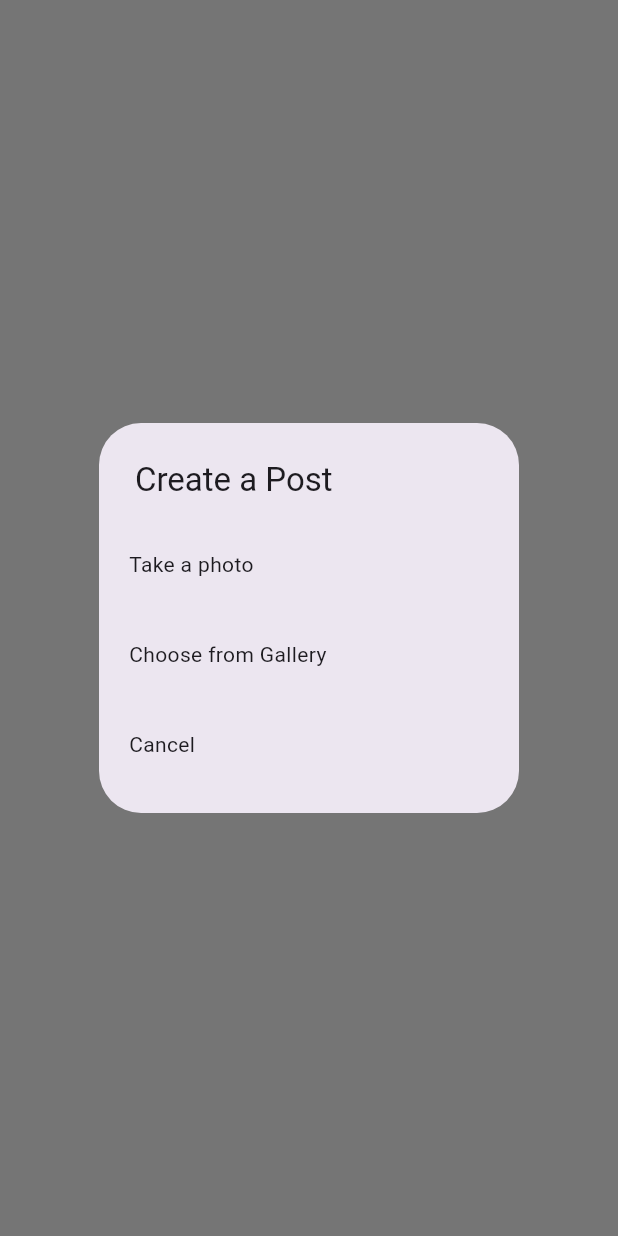
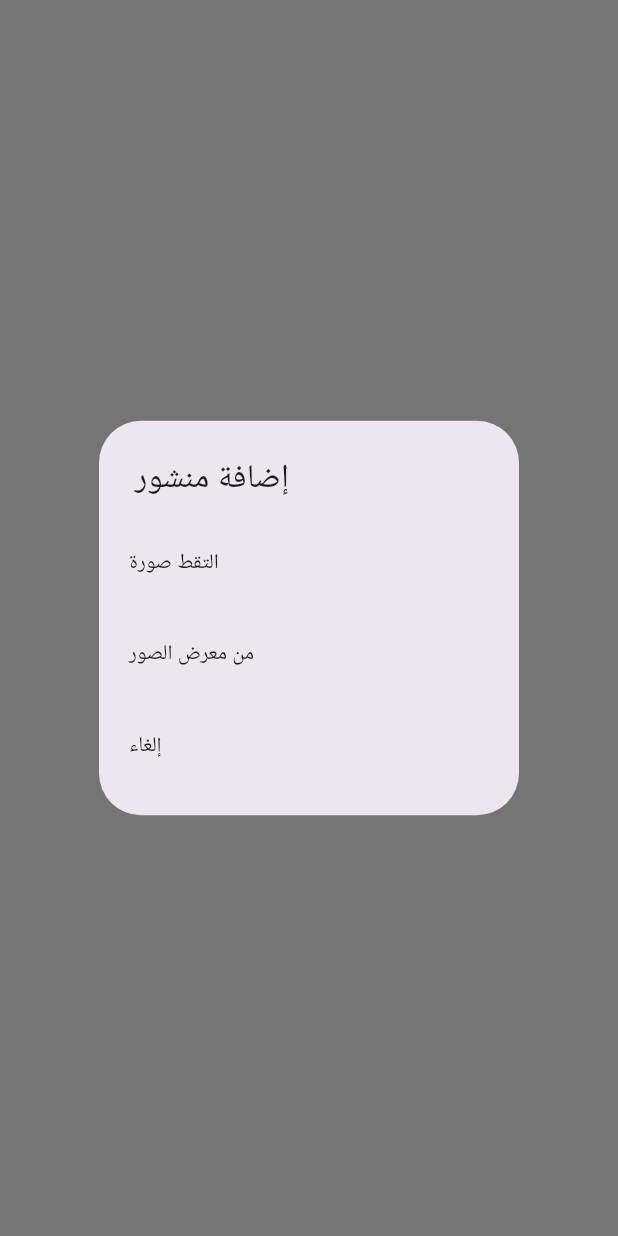
Before and after one commit to Sama-Ali/farfoshh, a Flutter app: the AddPostScreen screen opened directly, after a tap on the "upload" icon, on a phone screen of 412 x 824 dp. Run offline on Flutter 3.47's test engine with Material 3 defaults, Android fonts, the light colour scheme and no system bars; our stand-ins replace cloud_firestore, firebase_auth, firebase_core, firebase_storage, google_fonts, image_picker; accounts and stored records are empty.

Commit message:
fix-post-after-editing

```diff
--- a/lib/Providers/user_provider.dart
+++ b/lib/Providers/user_provider.dart
@@ -2,6 +2,7 @@
 import 'package:farfoshmodi/models/user.dart';
 import 'package:farfoshmodi/resources/auth_method.dart';
 import 'package:flutter/foundation.dart';
+import 'package:flutter/widgets.dart';
 
 class UserProvider with ChangeNotifier {
   //do not forget, should be private
@@ -14,6 +15,6 @@ class UserProvider with ChangeNotifier {
   Future<void> refreshUser() async {
     User user = await _authMethod.getUserDetails();
     _user = user;
-    notifyListeners(); //update all listenerس
+    notifyListeners(); //update all listener
   }
 }
--- a/lib/models/user.dart
+++ b/lib/models/user.dart
@@ -7,7 +7,7 @@ class User {
   final String email;
   final List followers;
   final List following;
-  final String? photoUrl; // Make sure this is nullable
+  final String photoUrl; // Make sure this is nullable
 
   const User({
     required this.username,
@@ -15,7 +15,7 @@ class User {
     required this.email,
     required this.followers,
     required this.following,
-    this.photoUrl,
+    required this.photoUrl,
   });
 
   // Convert user to a map (JSON format)
--- a/lib/resources/auth_method.dart
+++ b/lib/resources/auth_method.dart
@@ -10,34 +10,43 @@ class AuthMethod {
   final FirebaseFirestore _firestore = FirebaseFirestore.instance;
 
   // This function fetches the details of the currently logged-in user from Firestore
+  // Future<model.User> getUserDetails() async {
+  //   try {
+  //     User currentUser = _auth.currentUser!;
+  //     DocumentSnapshot snap =
+  //         await _firestore.collection('users').doc(currentUser.uid).get();
+
+  //     // Debug: Print the data retrieved
+  //     print('Data fetched: ${snap.data()}');
+
+  //     // Check if the snapshot has data
+  //     if (snap.exists) {
+  //       return model.User.fromSnap(snap);
+  //     } else {
+  //       throw Exception('User document does not exist');
+  //     }
+  //   } on FirebaseException catch (e) {
+  //     if (e.code == 'permission-denied') {
+  //       print('User does not have permission to perform this action');
+  //     } else if (e.code == 'not-found') {
+  //       print('Document does not exist');
+  //     } else {
+  //       print('An unknown error occurred: ${e.message}');
+  //     }
+  //     rethrow; // Optionally rethrow the error after logging it
+  //   } catch (e) {
+  //     print('Error: $e');
+  //     rethrow; // Optionally rethrow the error after logging it
+  //   }
+  // }
+
   Future<model.User> getUserDetails() async {
-    try {
-      User currentUser = _auth.currentUser!;
-      DocumentSnapshot snap =
-          await _firestore.collection('users').doc(currentUser.uid).get();
+    User currentUser = _auth.currentUser!;
 
-      // Debug: Print the data retrieved
-      print('Data fetched: ${snap.data()}');
+    DocumentSnapshot documentSnapshot =
+        await _firestore.collection('users').doc(currentUser.uid).get();
 
-      // Check if the snapshot has data
-      if (snap.exists) {
-        return model.User.fromSnap(snap);
-      } else {
-        throw Exception('User document does not exist');
-      }
-    } on FirebaseException catch (e) {
-      if (e.code == 'permission-denied') {
-        print('User does not have permission to perform this action');
-      } else if (e.code == 'not-found') {
-        print('Document does not exist');
-      } else {
-        print('An unknown error occurred: ${e.message}');
-      }
-      rethrow; // Optionally rethrow the error after logging it
-    } catch (e) {
-      print('Error: $e');
-      rethrow; // Optionally rethrow the error after logging it
-    }
+    return model.User.fromSnap(documentSnapshot);
   }
 
   //sign up user
--- a/lib/resources/firestore_method.dart
+++ b/lib/resources/firestore_method.dart
@@ -4,6 +4,7 @@ import 'package:farfoshmodi/models/post.dart';
 import 'package:farfoshmodi/resources/storage_method.dart';
 import 'dart:typed_data';
 import 'package:uuid/uuid.dart';
+import 'package:flutter/foundation.dart';
 
 class FirestoreMethod {
   final FirebaseFirestore _firestore = FirebaseFirestore.instance;
--- a/lib/screens/add_post_screen.dart
+++ b/lib/screens/add_post_screen.dart
@@ -19,6 +19,46 @@ class _AddPostScreenState extends State<AddPostScreen> {
   bool _isLoading = false;
   final TextEditingController _descriptionController = TextEditingController();
 
+  _selectImage(BuildContext parentContext) async {
+    return showDialog(
+      context: parentContext,
+      builder: (BuildContext context) {
+        return SimpleDialog(
+          title: const Text('إضافة منشور'),
+          children: <Widget>[
+            SimpleDialogOption(
+                padding: const EdgeInsets.all(20),
+                child: const Text('التقط صورة'),
+                onPressed: () async {
+                  Navigator.pop(context);
+                  Uint8List file = await pickImage(ImageSource.camera);
+                  setState(() {
+                    _file = file;
+                  });
+                }),
+            SimpleDialogOption(
+                padding: const EdgeInsets.all(20),
+                child: const Text('من معرض الصور'),
+                onPressed: () async {
+                  Navigator.of(context).pop();
+                  Uint8List file = await pickImage(ImageSource.gallery);
+                  setState(() {
+                    _file = file;
+                  });
+                }),
+            SimpleDialogOption(
+              padding: const EdgeInsets.all(20),
+              child: const Text("إلغاء"),
+              onPressed: () {
+                Navigator.pop(context);
+              },
+            )
+          ],
+        );
+      },
+    );
+  }
+
   void postImage(
     String uid,
     String username,
@@ -39,7 +79,7 @@ class _AddPostScreenState extends State<AddPostScreen> {
         setState(() {
           _isLoading = false;
         });
-        showSnackBar('Posted', context);
+        showSnackBar('تم مشاركة المنشور', context);
         clearImage();
       } else {
         setState(() {
@@ -47,58 +87,60 @@ class _AddPostScreenState extends State<AddPostScreen> {
         });
         showSnackBar(res, context);
       }
-    } catch (e) {
-      showSnackBar(e.toString(), context);
+    } catch (err) {
+      setState(() {
+        _isLoading = false;
+      });
+      showSnackBar(
+        err.toString(),
+        context,
+      );
     }
   }
 
-  @override
-  void initState() {
-    super.initState();
-    // Ensure the provider is called when the screen is loaded
-    Future.microtask(
-        () => Provider.of<UserProvider>(context, listen: false).refreshUser());
-  }
+  // try {
+  //     // upload to storage and db
+  //     String res = await FireStoreMethods().uploadPost(
+  //       _descriptionController.text,
+  //       _file!,
+  //       uid,
+  //       username,
+  //       profImage,
+  //     );
+  //     if (res == "!تم") {
+  //       setState(() {
+  //         _isLoading = false;
+  //       });
+  //       if (context.mounted) {
+  //         showSnackBar(
+  //           'تم مشاركة المنشور',
+  //           context,
+  //         );
+  //       }
+  //       clearImage();
+  //     } else {
+  //       if (context.mounted) {
+  //         showSnackBar(res, context);
+  //       }
+  //     }
+  //   } catch (err) {
+  //     setState(() {
+  //       _isLoading = false;
+  //     });
+  //     showSnackBar(
+  //       err.toString(),
+  //       context,
+  //     );
+  //   }
+  // }
 
-  _selectImage(BuildContext parentContext) async {
-    return showDialog(
-      context: parentContext,
-      builder: (BuildContext context) {
-        return SimpleDialog(
-          title: const Text('Create a Post'),
-          children: <Widget>[
-            SimpleDialogOption(
-                padding: const EdgeInsets.all(20),
-                child: const Text('Take a photo'),
-                onPressed: () async {
-                  Navigator.pop(context);
-                  Uint8List file = await pickImage(ImageSource.camera);
-                  setState(() {
-                    _file = file;
-                  });
-                }),
-            SimpleDialogOption(
-                padding: const EdgeInsets.all(20),
-                child: const Text('Choose from Gallery'),
-                onPressed: () async {
-                  Navigator.of(context).pop();
-                  Uint8List file = await pickImage(ImageSource.gallery);
-                  setState(() {
-                    _file = file;
-                  });
-                }),
-            SimpleDialogOption(
-              padding: const EdgeInsets.all(20),
-              child: const Text("Cancel"),
-              onPressed: () {
-                Navigator.pop(context);
-              },
-            )
-          ],
-        );
-      },
-    );
-  }
+  // @override
+  // void initState() {
+  //   super.initState();
+  //   // Ensure the provider is called when the screen is loaded
+  //   Future.microtask(
+  //       () => Provider.of<UserProvider>(context, listen: false).refreshUser());
+  // }
 
   void clearImage() {
     setState(() {
@@ -114,7 +156,7 @@ class _AddPostScreenState extends State<AddPostScreen> {
 
   @override
   Widget build(BuildContext context) {
-    // final User user = Provider.of<UserProvider>(context).getUser;
+    final UserProvider userProvider = Provider.of<UserProvider>(context);
 
     return _file == null
         ? Center(
@@ -133,18 +175,18 @@ class _AddPostScreenState extends State<AddPostScreen> {
                 onPressed: clearImage,
               ),
               title: const Text(
-                'Post to',
+                'نشر',
               ),
               centerTitle: false,
-              actions: [
+              actions: <Widget>[
                 TextButton(
                     onPressed: () => postImage(
-                          "uid",
-                          "// user.username",
-                          "// user.photoUrl!",
+                          userProvider.getUser.uid,
+                          userProvider.getUser.username,
+                          userProvider.getUser.photoUrl,
                         ),
                     child: const Text(
-                      'Post',
+                      'نشر',
                       style: TextStyle(
                           color: Color.fromRGBO(227, 14, 98, 100),
                           fontWeight: FontWeight.bold),
@@ -166,7 +208,7 @@ class _AddPostScreenState extends State<AddPostScreen> {
                   children: [
                     CircleAvatar(
                       backgroundImage: NetworkImage(
-                        "https://images.pexels.com/photos/28704265/pexels-photo-28704265/free-photo-of-parisian-cafe-window-display-with-wine-and-meat-specialties.jpeg?auto=compress&cs=tinysrgb&w=1260&h=750&dpr=1",
+                        userProvider.getUser.photoUrl,
                       ),
                     ),
                     SizedBox(
--- a/lib/screens/feed_screen.dart
+++ b/lib/screens/feed_screen.dart
@@ -48,7 +48,7 @@ class _FeedScreenState extends State<FeedScreen> {
           StreamBuilder(
             //StreamBuilder rebuild its UI with the new data
             stream: FirebaseFirestore.instance
-                .collection('post')
+                .collection('posts')
                 .snapshots(), //.snapshots() provide real time changes in 'post' collection
             builder: (context,
                 AsyncSnapshot<QuerySnapshot<Map<String, dynamic>>> snapshot) {
@@ -60,8 +60,9 @@ class _FeedScreenState extends State<FeedScreen> {
 
               return ListView.builder(
                 itemCount: snapshot.data!.docs.length,
-                itemBuilder: (context, index) =>
-                    PostCard(snap: snapshot.data!.docs[index].data()),
+                itemBuilder: (context, index) => PostCard(
+                  snap: snapshot.data!.docs[index].data(),
+                ),
               );
             },
           ),
```
Also changed, not shown: lib/models/post.dart (+12 -12 lines), lib/resources/storage_method.dart (+7 -2 lines).
